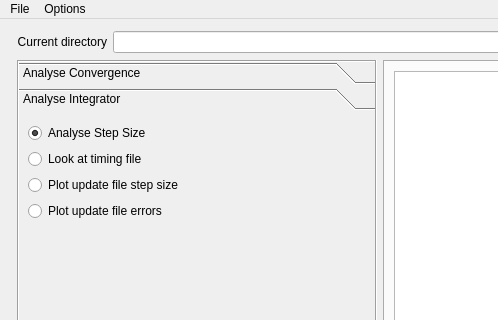
Before: the Qt Designer form source/analyse/gui_files/gui_analysis/ui_analysis.ui in wenzhaojia2000/msc-trajectory-analysis, drawn with Qt 5; both pictures show x 0 to 498 and y 0 to 320 of the 1020 by 600 pixel window.
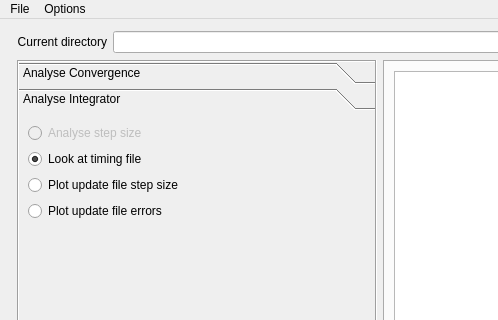
After: the same form once the commit is applied. The open tabs and pages were chosen to show the change. Custom widgets are drawn as their Qt base class.

Commit message: Grey out options where the quantics analysis command is not working

What changed in the file:
```diff
--- a/source/analyse/gui_files/gui_analysis/ui_analysis.ui
+++ b/source/analyse/gui_files/gui_analysis/ui_analysis.ui
@@ -358,11 +358,14 @@
          <layout class="QVBoxLayout" name="analint_layout" stretch="0,0,0,0">
           <item>
            <widget class="QRadioButton" name="analint_1">
+            <property name="enabled">
+             <bool>false</bool>
+            </property>
+            <property name="statusTip">
+             <string>[Currently unavailable until rdsteps is fixed.]</string>
+            </property>
             <property name="text">
-             <string>Analyse Step Size</string>
-            </property>
-            <property name="checked">
-             <bool>true</bool>
+             <string>Analyse step size</string>
             </property>
            </widget>
           </item>
@@ -374,6 +377,9 @@
             <property name="text">
              <string>Look at timing file</string>
             </property>
+            <property name="checked">
+             <bool>true</bool>
+            </property>
            </widget>
           </item>
           <item>
```
Left out of the diff: 8 changed lines with no effect on the pictures. The commit also changes 2 other files.
